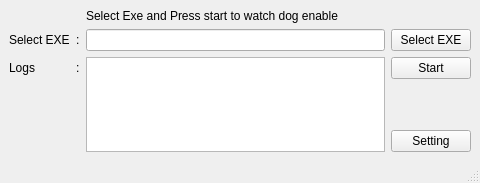
Above: mainwindow.ui from erfan-mohammadzade/Watchdox before the change. Below: the same form after it.
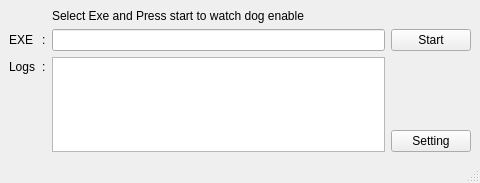
That is the form after the change.

What changed in the file:
```diff
--- a/mainwindow.ui
+++ b/mainwindow.ui
@@ -15,13 +15,6 @@
   </property>
   <widget class="QWidget" name="centralwidget">
    <layout class="QGridLayout" name="gridLayout">
-    <item row="1" column="3">
-     <widget class="QPushButton" name="pushButtonSelectExe">
-      <property name="text">
-       <string>Select EXE</string>
-      </property>
-     </widget>
-    </item>
     <item row="2" column="0">
      <widget class="QLabel" name="label_4">
       <property name="text">
@@ -46,17 +39,7 @@
     <item row="1" column="0">
      <widget class="QLabel" name="label">
       <property name="text">
-       <string>Select EXE</string>
-      </property>
-     </widget>
-    </item>
-    <item row="2" column="3">
-     <widget class="QPushButton" name="pushButtonStart">
-      <property name="text">
-       <string>Start</string>
-      </property>
-      <property name="checkable">
-       <bool>true</bool>
+       <string>EXE</string>
       </property>
      </widget>
     </item>
@@ -68,7 +51,11 @@
      </widget>
     </item>
     <item row="1" column="2">
-     <widget class="QLineEdit" name="lineEditPath"/>
+     <widget class="QLineEdit" name="lineEditPath">
+      <property name="readOnly">
+       <bool>true</bool>
+      </property>
+     </widget>
     </item>
     <item row="2" column="2" rowspan="4">
      <widget class="QTextEdit" name="textEdit"/>
@@ -80,8 +67,8 @@
       </property>
      </widget>
     </item>
-    <item row="3" column="3" rowspan="2">
-     <spacer name="verticalSpacer_2">
+    <item row="4" column="0" rowspan="2">
+     <spacer name="verticalSpacer">
       <property name="orientation">
        <enum>Qt::Orientation::Vertical</enum>
       </property>
@@ -93,8 +80,18 @@
       </property>
      </spacer>
     </item>
-    <item row="4" column="0" rowspan="2">
-     <spacer name="verticalSpacer">
+    <item row="1" column="3">
+     <widget class="QPushButton" name="pushButtonStart">
+      <property name="text">
+       <string>Start</string>
+      </property>
+      <property name="checkable">
+       <bool>true</bool>
+      </property>
+     </widget>
+    </item>
+    <item row="2" column="3" rowspan="3">
+     <spacer name="verticalSpacer_2">
       <property name="orientation">
        <enum>Qt::Orientation::Vertical</enum>
       </property>
```
Left out of the diff: 4 changed lines with no effect on the pictures.
